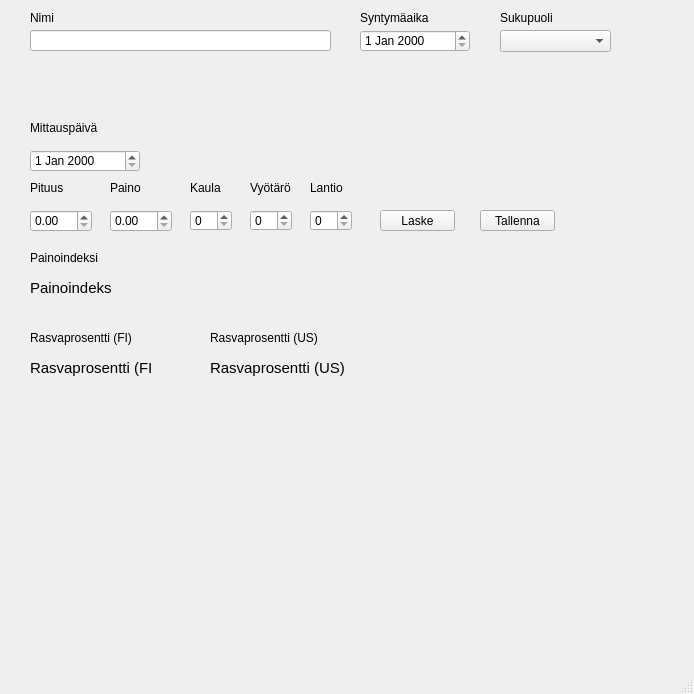
First picture: the form in main.ui, repository MariaRantanen/FitnessGUI, before the edit.
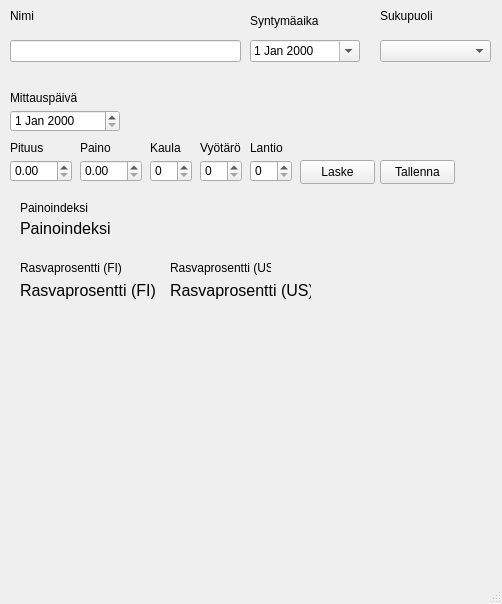
Second picture: the form after the edit.

```diff
--- a/main.ui
+++ b/main.ui
@@ -6,8 +6,8 @@
    <rect>
     <x>0</x>
     <y>0</y>
-    <width>694</width>
-    <height>694</height>
+    <width>502</width>
+    <height>604</height>
    </rect>
   </property>
   <property name="windowTitle">
@@ -17,597 +17,28 @@
    <widget class="QLineEdit" name="namelineEdit">
     <property name="geometry">
      <rect>
-      <x>30</x>
-      <y>30</y>
-      <width>301</width>
-      <height>21</height>
+      <x>10</x>
+      <y>40</y>
+      <width>231</width>
+      <height>22</height>
      </rect>
     </property>
-    <property name="palette">
-     <palette>
-      <active>
-       <colorrole role="WindowText">
-        <brush brushstyle="SolidPattern">
-         <color alpha="255">
-          <red>0</red>
-          <green>0</green>
-          <blue>0</blue>
-         </color>
-        </brush>
-       </colorrole>
-       <colorrole role="Button">
-        <brush brushstyle="SolidPattern">
-         <color alpha="255">
-          <red>240</red>
-          <green>240</green>
-          <blue>240</blue>
-         </color>
-        </brush>
-       </colorrole>
-       <colorrole role="Light">
-        <brush brushstyle="SolidPattern">
-         <color alpha="255">
-          <red>255</red>
-          <green>255</green>
-          <blue>255</blue>
-         </color>
-        </brush>
-       </colorrole>
-       <colorrole role="Midlight">
-        <brush brushstyle="SolidPattern">
-         <color alpha="255">
-          <red>227</red>
-          <green>227</green>
-          <blue>227</blue>
-         </color>
-        </brush>
-       </colorrole>
-       <colorrole role="Dark">
-        <brush brushstyle="SolidPattern">
-         <color alpha="255">
-          <red>160</red>
-          <green>160</green>
-          <blue>160</blue>
-         </color>
-        </brush>
-       </colorrole>
-       <colorrole role="Mid">
-        <brush brushstyle="SolidPattern">
-         <color alpha="255">
-          <red>160</red>
-          <green>160</green>
-          <blue>160</blue>
-         </color>
-        </brush>
-       </colorrole>
-       <colorrole role="Text">
-        <brush brushstyle="SolidPattern">
-         <color alpha="255">
-          <red>0</red>
-          <green>0</green>
-          <blue>0</blue>
-         </color>
-        </brush>
-       </colorrole>
-       <colorrole role="BrightText">
-        <brush brushstyle="SolidPattern">
-         <color alpha="255">
-          <red>255</red>
-          <green>255</green>
-          <blue>255</blue>
-         </color>
-        </brush>
-       </colorrole>
-       <colorrole role="ButtonText">
-        <brush brushstyle="SolidPattern">
-         <color alpha="255">
-          <red>0</red>
-          <green>0</green>
-          <blue>0</blue>
-         </color>
-        </brush>
-       </colorrole>
-       <colorrole role="Base">
-        <brush brushstyle="SolidPattern">
-         <color alpha="255">
-          <red>255</red>
-          <green>255</green>
-          <blue>255</blue>
-         </color>
-        </brush>
-       </colorrole>
-       <colorrole role="Window">
-        <brush brushstyle="SolidPattern">
-         <color alpha="255">
-          <red>240</red>
-          <green>240</green>
-          <blue>240</blue>
-         </color>
-        </brush>
-       </colorrole>
-       <colorrole role="Shadow">
-        <brush brushstyle="SolidPattern">
-         <color alpha="255">
-          <red>105</red>
-          <green>105</green>
-          <blue>105</blue>
-         </color>
-        </brush>
-       </colorrole>
-       <colorrole role="Highlight">
-        <brush brushstyle="SolidPattern">
-         <color alpha="255">
-          <red>0</red>
-          <green>120</green>
-          <blue>215</blue>
-         </color>
-        </brush>
-       </colorrole>
-       <colorrole role="HighlightedText">
-        <brush brushstyle="SolidPattern">
-         <color alpha="255">
-          <red>255</red>
-          <green>255</green>
-          <blue>255</blue>
-         </color>
-        </brush>
-       </colorrole>
-       <colorrole role="Link">
-        <brush brushstyle="SolidPattern">
-         <color alpha="255">
-          <red>0</red>
-          <green>0</green>
-          <blue>255</blue>
-         </color>
-        </brush>
-       </colorrole>
-       <colorrole role="LinkVisited">
-        <brush brushstyle="SolidPattern">
-         <color alpha="255">
-          <red>255</red>
-          <green>0</green>
-          <blue>255</blue>
-         </color>
-        </brush>
-       </colorrole>
-       <colorrole role="AlternateBase">
-        <brush brushstyle="SolidPattern">
-         <color alpha="255">
-          <red>245</red>
-          <green>245</green>
-          <blue>245</blue>
-         </color>
-        </brush>
-       </colorrole>
-       <colorrole role="NoRole">
-        <brush brushstyle="SolidPattern">
-         <color alpha="255">
-          <red>0</red>
-          <green>0</green>
-          <blue>0</blue>
-         </color>
-        </brush>
-       </colorrole>
-       <colorrole role="ToolTipBase">
-        <brush brushstyle="SolidPattern">
-         <color alpha="255">
-          <red>255</red>
-          <green>255</green>
-          <blue>220</blue>
-         </color>
-        </brush>
-       </colorrole>
-       <colorrole role="ToolTipText">
-        <brush brushstyle="SolidPattern">
-         <color alpha="255">
-          <red>0</red>
-          <green>0</green>
-          <blue>0</blue>
-         </color>
-        </brush>
-       </colorrole>
-       <colorrole role="PlaceholderText">
-        <brush brushstyle="SolidPattern">
-         <color alpha="255">
-          <red>0</red>
-          <green>0</green>
-          <blue>0</blue>
-         </color>
-        </brush>
-       </colorrole>
-      </active>
-      <inactive>
-       <colorrole role="WindowText">
-        <brush brushstyle="SolidPattern">
-         <color alpha="255">
-          <red>0</red>
-          <green>0</green>
-          <blue>0</blue>
-         </color>
-        </brush>
-       </colorrole>
-       <colorrole role="Button">
-        <brush brushstyle="SolidPattern">
-         <color alpha="255">
-          <red>240</red>
-          <green>240</green>
-          <blue>240</blue>
-         </color>
-        </brush>
-       </colorrole>
-       <colorrole role="Light">
-        <brush brushstyle="SolidPattern">
-         <color alpha="255">
-          <red>255</red>
-          <green>255</green>
-          <blue>255</blue>
-         </color>
-        </brush>
-       </colorrole>
-       <colorrole role="Midlight">
-        <brush brushstyle="SolidPattern">
-         <color alpha="255">
-          <red>227</red>
-          <green>227</green>
-          <blue>227</blue>
-         </color>
-        </brush>
-       </colorrole>
-       <colorrole role="Dark">
-        <brush brushstyle="SolidPattern">
-         <color alpha="255">
-          <red>160</red>
-          <green>160</green>
-          <blue>160</blue>
-         </color>
-        </brush>
-       </colorrole>
-       <colorrole role="Mid">
-        <brush brushstyle="SolidPattern">
-         <color alpha="255">
-          <red>160</red>
-          <green>160</green>
-          <blue>160</blue>
-         </color>
-        </brush>
-       </colorrole>
-       <colorrole role="Text">
-        <brush brushstyle="SolidPattern">
-         <color alpha="255">
-          <red>0</red>
-          <green>0</green>
-          <blue>0</blue>
-         </color>
-        </brush>
-       </colorrole>
-       <colorrole role="BrightText">
-        <brush brushstyle="SolidPattern">
-         <color alpha="255">
-          <red>255</red>
-          <green>255</green>
-          <blue>255</blue>
-         </color>
-        </brush>
-       </colorrole>
-       <colorrole role="ButtonText">
-        <brush brushstyle="SolidPattern">
-         <color alpha="255">
-          <red>0</red>
-          <green>0</green>
-          <blue>0</blue>
-         </color>
-        </brush>
-       </colorrole>
-       <colorrole role="Base">
-        <brush brushstyle="SolidPattern">
-         <color alpha="255">
-          <red>255</red>
-          <green>255</green>
-          <blue>255</blue>
-         </color>
-        </brush>
-       </colorrole>
-       <colorrole role="Window">
-        <brush brushstyle="SolidPattern">
-         <color alpha="255">
-          <red>240</red>
-          <green>240</green>
-          <blue>240</blue>
-         </color>
-        </brush>
-       </colorrole>
-       <colorrole role="Shadow">
-        <brush brushstyle="SolidPattern">
-         <color alpha="255">
-          <red>105</red>
-          <green>105</green>
-          <blue>105</blue>
-         </color>
-        </brush>
-       </colorrole>
-       <colorrole role="Highlight">
-        <brush brushstyle="SolidPattern">
-         <color alpha="255">
-          <red>240</red>
-          <green>240</green>
-          <blue>240</blue>
-         </color>
-        </brush>
-       </colorrole>
-       <colorrole role="HighlightedText">
-        <brush brushstyle="SolidPattern">
-         <color alpha="255">
-          <red>0</red>
-          <green>0</green>
-          <blue>0</blue>
-         </color>
-        </brush>
-       </colorrole>
-       <colorrole role="Link">
-        <brush brushstyle="SolidPattern">
-         <color alpha="255">
-          <red>0</red>
-          <green>0</green>
-          <blue>255</blue>
-         </color>
-        </brush>
-       </colorrole>
-       <colorrole role="LinkVisited">
-        <brush brushstyle="SolidPattern">
-         <color alpha="255">
-          <red>255</red>
-          <green>0</green>
-          <blue>255</blue>
-         </color>
-        </brush>
-       </colorrole>
-       <colorrole role="AlternateBase">
-        <brush brushstyle="SolidPattern">
-         <color alpha="255">
-          <red>245</red>
-          <green>245</green>
-          <blue>245</blue>
-         </color>
-        </brush>
-       </colorrole>
-       <colorrole role="NoRole">
-        <brush brushstyle="NoBrush">
-         <color alpha="255">
-          <red>0</red>
-          <green>0</green>
-          <blue>0</blue>
-         </color>
-        </brush>
-       </colorrole>
-       <colorrole role="ToolTipBase">
-        <brush brushstyle="SolidPattern">
-         <color alpha="255">
-          <red>255</red>
-          <green>255</green>
-          <blue>220</blue>
-         </color>
-        </brush>
-       </colorrole>
-       <colorrole role="ToolTipText">
-        <brush brushstyle="SolidPattern">
-         <color alpha="255">
-          <red>0</red>
-          <green>0</green>
-          <blue>0</blue>
-         </color>
-        </brush>
-       </colorrole>
-       <colorrole role="PlaceholderText">
-        <brush brushstyle="NoBrush">
-         <color alpha="255">
-          <red>0</red>
-          <green>0</green>
-          <blue>0</blue>
-         </color>
-        </brush>
-       </colorrole>
-      </inactive>
-      <disabled>
-       <colorrole role="WindowText">
-        <brush brushstyle="SolidPattern">
-         <color alpha="255">
-          <red>120</red>
-          <green>120</green>
-          <blue>120</blue>
-         </color>
-        </brush>
-       </colorrole>
-       <colorrole role="Button">
-        <brush brushstyle="SolidPattern">
-         <color alpha="255">
-          <red>240</red>
-          <green>240</green>
-          <blue>240</blue>
-         </color>
-        </brush>
-       </colorrole>
-       <colorrole role="Light">
-        <brush brushstyle="SolidPattern">
-         <color alpha="255">
-          <red>255</red>
-          <green>255</green>
-          <blue>255</blue>
-         </color>
-        </brush>
-       </colorrole>
-       <colorrole role="Midlight">
-        <brush brushstyle="SolidPattern">
-         <color alpha="255">
-          <red>247</red>
-          <green>247</green>
-          <blue>247</blue>
-         </color>
-        </brush>
-       </colorrole>
-       <colorrole role="Dark">
-        <brush brushstyle="SolidPattern">
-         <color alpha="255">
-          <red>160</red>
-          <green>160</green>
-          <blue>160</blue>
-         </color>
-        </brush>
-       </colorrole>
-       <colorrole role="Mid">
-        <brush brushstyle="SolidPattern">
-         <color alpha="255">
-          <red>160</red>
-          <green>160</green>
-          <blue>160</blue>
-         </color>
-        </brush>
-       </colorrole>
-       <colorrole role="Text">
-        <brush brushstyle="SolidPattern">
-         <color alpha="255">
-          <red>120</red>
-          <green>120</green>
-          <blue>120</blue>
-         </color>
-        </brush>
-       </colorrole>
-       <colorrole role="BrightText">
-        <brush brushstyle="SolidPattern">
-         <color alpha="255">
-          <red>255</red>
-          <green>255</green>
-          <blue>255</blue>
-         </color>
-        </brush>
-       </colorrole>
-       <colorrole role="ButtonText">
-        <brush brushstyle="SolidPattern">
-         <color alpha="255">
-          <red>120</red>
-          <green>120</green>
-          <blue>120</blue>
-         </color>
-        </brush>
-       </colorrole>
-       <colorrole role="Base">
-        <brush brushstyle="SolidPattern">
-         <color alpha="255">
-          <red>240</red>
-          <green>240</green>
-          <blue>240</blue>
-         </color>
-        </brush>
-       </colorrole>
-       <colorrole role="Window">
-        <brush brushstyle="SolidPattern">
-         <color alpha="255">
-          <red>240</red>
-          <green>240</green>
-          <blue>240</blue>
-         </color>
-        </brush>
-       </colorrole>
-       <colorrole role="Shadow">
-        <brush brushstyle="SolidPattern">
-         <color alpha="255">
-          <red>0</red>
-          <green>0</green>
-          <blue>0</blue>
-         </color>
-        </brush>
-       </colorrole>
-       <colorrole role="Highlight">
-        <brush brushstyle="SolidPattern">
-         <color alpha="255">
-          <red>0</red>
-          <green>120</green>
-          <blue>215</blue>
-         </color>
-        </brush>
-       </colorrole>
-       <colorrole role="HighlightedText">
-        <brush brushstyle="SolidPattern">
-         <color alpha="255">
-          <red>255</red>
-          <green>255</green>
-          <blue>255</blue>
-         </color>
-        </brush>
-       </colorrole>
-       <colorrole role="Link">
-        <brush brushstyle="SolidPattern">
-         <color alpha="255">
-          <red>0</red>
-          <green>0</green>
-          <blue>255</blue>
-         </color>
-        </brush>
-       </colorrole>
-       <colorrole role="LinkVisited">
-        <brush brushstyle="SolidPattern">
-         <color alpha="255">
-          <red>255</red>
-          <green>0</green>
-          <blue>255</blue>
-         </color>
-        </brush>
-       </colorrole>
-       <colorrole role="AlternateBase">
-        <brush brushstyle="SolidPattern">
-         <color alpha="255">
-          <red>245</red>
-          <green>245</green>
-          <blue>245</blue>
-         </color>
-        </brush>
-       </colorrole>
-       <colorrole role="NoRole">
-        <brush brushstyle="NoBrush">
-         <color alpha="255">
-          <red>0</red>
-          <green>0</green>
-          <blue>0</blue>
-         </color>
-        </brush>
-       </colorrole>
-       <colorrole role="ToolTipBase">
-        <brush brushstyle="SolidPattern">
-         <color alpha="255">
-          <red>255</red>
-          <green>255</green>
-          <blue>220</blue>
-         </color>
-        </brush>
-       </colorrole>
-       <colorrole role="ToolTipText">
-        <brush brushstyle="SolidPattern">
-         <color alpha="255">
-          <red>0</red>
-          <green>0</green>
-          <blue>0</blue>
-         </color>
-        </brush>
-       </colorrole>
-       <colorrole role="PlaceholderText">
-        <brush brushstyle="NoBrush">
-         <color alpha="255">
-          <red>0</red>
-          <green>0</green>
-          <blue>0</blue>
-         </color>
-        </brush>
-       </colorrole>
-      </disabled>
-     </palette>
+    <property name="font">
+     <font>
+      <pointsize>10</pointsize>
+     </font>
+    </property>
+    <property name="toolTip">
+     <string>&lt;html&gt;&lt;head/&gt;&lt;body&gt;&lt;p&gt;Syötä tähän oma nimesi&lt;/p&gt;&lt;/body&gt;&lt;/html&gt;</string>
     </property>
    </widget>
    <widget class="QLabel" name="namelabel">
     <property name="geometry">
      <rect>
-      <x>30</x>
-      <y>10</y>
+      <x>10</x>
+      <y>0</y>
       <width>49</width>
-      <height>16</height>
+      <height>31</height>
      </rect>
     </property>
     <property name="text">
@@ -617,8 +48,8 @@
    <widget class="QDateEdit" name="wighingDateEdit">
     <property name="geometry">
      <rect>
-      <x>30</x>
-      <y>150</y>
+      <x>10</x>
+      <y>110</y>
       <width>110</width>
       <height>22</height>
      </rect>
@@ -627,9 +58,9 @@
    <widget class="QLabel" name="MeasuringDateLabel">
     <property name="geometry">
      <rect>
-      <x>30</x>
-      <y>120</y>
-      <width>81</width>
+      <x>10</x>
+      <y>90</y>
+      <width>91</width>
       <height>16</height>
      </rect>
     </property>
@@ -640,28 +71,18 @@
    <widget class="QDoubleSpinBox" name="heightDoubleSpinBox">
     <property name="geometry">
      <rect>
-      <x>30</x>
-      <y>210</y>
+      <x>10</x>
+      <y>160</y>
       <width>62</width>
       <height>22</height>
      </rect>
     </property>
    </widget>
-   <widget class="QDoubleSpinBox" name="weightDoubleSpinBox">
+   <widget class="QLabel" name="label_2">
     <property name="geometry">
      <rect>
-      <x>110</x>
-      <y>210</y>
-      <width>62</width>
-      <height>22</height>
-     </rect>
-    </property>
-   </widget>
-   <widget class="QLabel" name="heightLabel">
-    <property name="geometry">
-     <rect>
-      <x>30</x>
-      <y>180</y>
+      <x>10</x>
+      <y>140</y>
       <width>49</width>
       <height>16</height>
      </rect>
@@ -670,11 +91,21 @@
      <string>Pituus</string>
     </property>
    </widget>
-   <widget class="QLabel" name="weightLabel">
+   <widget class="QDoubleSpinBox" name="weightSpinBox">
     <property name="geometry">
      <rect>
-      <x>110</x>
-      <y>180</y>
+      <x>80</x>
+      <y>160</y>
+      <width>62</width>
+      <height>22</height>
+     </rect>
+    </property>
+   </widget>
+   <widget class="QLabel" name="label_3">
+    <property name="geometry">
+     <rect>
+      <x>80</x>
+      <y>140</y>
       <width>49</width>
       <height>16</height>
      </rect>
@@ -686,38 +117,38 @@
    <widget class="QSpinBox" name="neckSpinBox">
     <property name="geometry">
      <rect>
-      <x>190</x>
-      <y>210</y>
+      <x>150</x>
+      <y>160</y>
       <width>42</width>
-      <height>21</height>
+      <height>22</height>
      </rect>
     </property>
    </widget>
    <widget class="QSpinBox" name="waistSpinBox">
     <property name="geometry">
      <rect>
+      <x>200</x>
+      <y>160</y>
+      <width>42</width>
+      <height>22</height>
+     </rect>
+    </property>
+   </widget>
+   <widget class="QSpinBox" name="hipSpinBox">
+    <property name="geometry">
+     <rect>
       <x>250</x>
-      <y>210</y>
+      <y>160</y>
       <width>42</width>
-      <height>21</height>
+      <height>22</height>
      </rect>
     </property>
    </widget>
-   <widget class="QSpinBox" name="hipsSpinBox">
+   <widget class="QLabel" name="label_4">
     <property name="geometry">
      <rect>
-      <x>310</x>
-      <y>210</y>
-      <width>42</width>
-      <height>21</height>
-     </rect>
-    </property>
-   </widget>
-   <widget class="QLabel" name="neckLabel">
-    <property name="geometry">
-     <rect>
-      <x>190</x>
-      <y>180</y>
+      <x>150</x>
+      <y>140</y>
       <width>49</width>
       <height>16</height>
      </rect>
@@ -729,8 +160,8 @@
    <widget class="QLabel" name="waistLabel">
     <property name="geometry">
      <rect>
-      <x>250</x>
-      <y>180</y>
+      <x>200</x>
+      <y>140</y>
       <width>49</width>
       <height>16</height>
      </rect>
@@ -742,8 +173,8 @@
    <widget class="QLabel" name="hipsLabel">
     <property name="geometry">
      <rect>
-      <x>310</x>
-      <y>180</y>
+      <x>250</x>
+      <y>140</y>
       <width>49</width>
       <height>16</height>
      </rect>
@@ -755,10 +186,10 @@
    <widget class="QPushButton" name="calculateButton">
     <property name="geometry">
      <rect>
-      <x>380</x>
-      <y>210</y>
+      <x>300</x>
+      <y>160</y>
       <width>75</width>
-      <height>21</height>
+      <height>24</height>
      </rect>
     </property>
     <property name="text">
@@ -768,124 +199,34 @@
    <widget class="QPushButton" name="SaveButton">
     <property name="geometry">
      <rect>
-      <x>480</x>
-      <y>210</y>
+      <x>380</x>
+      <y>160</y>
       <width>75</width>
-      <height>21</height>
+      <height>24</height>
      </rect>
     </property>
     <property name="text">
      <string>Tallenna</string>
     </property>
    </widget>
-   <widget class="QDateEdit" name="bDDateEdit">
+   <widget class="QLabel" name="label_7">
     <property name="geometry">
      <rect>
-      <x>360</x>
-      <y>30</y>
-      <width>110</width>
-      <height>22</height>
-     </rect>
-    </property>
-   </widget>
-   <widget class="QLabel" name="bDLabel">
-    <property name="geometry">
-     <rect>
-      <x>360</x>
-      <y>10</y>
-      <width>81</width>
-      <height>16</height>
-     </rect>
-    </property>
-    <property name="text">
-     <string>Syntymäaika</string>
-    </property>
-   </widget>
-   <widget class="QLabel" name="bmiBox">
-    <property name="geometry">
-     <rect>
-      <x>30</x>
-      <y>280</y>
-      <width>81</width>
-      <height>16</height>
-     </rect>
-    </property>
-    <property name="font">
-     <font>
-      <pointsize>11</pointsize>
-     </font>
-    </property>
-    <property name="text">
-     <string>Painoindeksi</string>
-    </property>
-   </widget>
-   <widget class="QLabel" name="fatProsFiBox">
-    <property name="geometry">
-     <rect>
-      <x>30</x>
-      <y>360</y>
+      <x>250</x>
+      <y>0</y>
       <width>121</width>
-      <height>16</height>
+      <height>41</height>
      </rect>
     </property>
-    <property name="font">
-     <font>
-      <pointsize>11</pointsize>
-     </font>
-    </property>
     <property name="text">
-     <string>Rasvaprosentti (FI)</string>
-    </property>
-   </widget>
-   <widget class="QLabel" name="fatProsUsBox">
-    <property name="geometry">
-     <rect>
-      <x>210</x>
-      <y>360</y>
-      <width>141</width>
-      <height>16</height>
-     </rect>
-    </property>
-    <property name="font">
-     <font>
-      <pointsize>11</pointsize>
-     </font>
-    </property>
-    <property name="text">
-     <string>Rasvaprosentti (US)</string>
-    </property>
-   </widget>
-   <widget class="QLabel" name="BmiLabel">
-    <property name="geometry">
-     <rect>
-      <x>30</x>
-      <y>250</y>
-      <width>81</width>
-      <height>16</height>
-     </rect>
-    </property>
-    <property name="text">
-     <string>Painoindeksi</string>
-    </property>
-   </widget>
-   <widget class="QLabel" name="FatProsFiLabel">
-    <property name="geometry">
-     <rect>
-      <x>30</x>
-      <y>330</y>
-      <width>111</width>
-      <height>16</height>
-     </rect>
-    </property>
-    <property name="text">
-     <string>Rasvaprosentti (FI)</string>
+     <string>Syntymäaika</string>
     </property>
    </widget>
    <widget class="QComboBox" name="genderComboBox">
     <property name="geometry">
      <rect>
-      <x>500</x>
-      <y>30</y>
+      <x>380</x>
+      <y>40</y>
       <width>111</width>
       <height>22</height>
      </rect>
@@ -893,33 +234,136 @@
     <property name="placeholderText">
      <string>Valitse sukupuoli</string>
     </property>
+    <item>
+     <property name="text">
+      <string>Mies</string>
+     </property>
+    </item>
+    <item>
+     <property name="text">
+      <string>Nainen</string>
+     </property>
+    </item>
    </widget>
    <widget class="QLabel" name="FatProsUsLabel">
     <property name="geometry">
      <rect>
-      <x>210</x>
-      <y>330</y>
-      <width>111</width>
+      <x>20</x>
+      <y>220</y>
+      <width>101</width>
       <height>16</height>
      </rect>
     </property>
+    <property name="font">
+     <font>
+      <pointsize>12</pointsize>
+     </font>
+    </property>
     <property name="text">
+     <string>Painoindeksi</string>
+    </property>
+   </widget>
+   <widget class="QLabel" name="fatFiLabel">
+    <property name="geometry">
+     <rect>
+      <x>20</x>
+      <y>280</y>
+      <width>141</width>
+      <height>21</height>
+     </rect>
+    </property>
+    <property name="font">
+     <font>
+      <pointsize>12</pointsize>
+     </font>
+    </property>
+    <property name="text">
+     <string>Rasvaprosentti (FI)</string>
+    </property>
+   </widget>
+   <widget class="QLabel" name="fatUsLabel">
+    <property name="geometry">
+     <rect>
+      <x>170</x>
+      <y>280</y>
+      <width>141</width>
+      <height>21</height>
+     </rect>
+    </property>
+    <property name="font">
+     <font>
+      <pointsize>12</pointsize>
+     </font>
+    </property>
+    <property name="text">
      <string>Rasvaprosentti (US)</string>
     </property>
    </widget>
    <widget class="QLabel" name="genderlabel">
     <property name="geometry">
      <rect>
-      <x>500</x>
-      <y>10</y>
-      <width>61</width>
+      <x>20</x>
+      <y>200</y>
+      <width>81</width>
       <height>16</height>
+     </rect>
+    </property>
+    <property name="text">
+     <string>Painoindeksi</string>
+    </property>
+   </widget>
+   <widget class="QLabel" name="label_12">
+    <property name="geometry">
+     <rect>
+      <x>20</x>
+      <y>260</y>
+      <width>101</width>
+      <height>16</height>
+     </rect>
+    </property>
+    <property name="text">
+     <string>Rasvaprosentti (FI)</string>
+    </property>
+   </widget>
+   <widget class="QLabel" name="label_13">
+    <property name="geometry">
+     <rect>
+      <x>170</x>
+      <y>260</y>
+      <width>101</width>
+      <height>16</height>
+     </rect>
+    </property>
+    <property name="text">
+     <string>Rasvaprosentti (US)</string>
+    </property>
+   </widget>
+   <widget class="QLabel" name="label_14">
+    <property name="geometry">
+     <rect>
+      <x>380</x>
+      <y>0</y>
+      <width>91</width>
+      <height>31</height>
      </rect>
     </property>
     <property name="text">
      <string>Sukupuoli</string>
     </property>
    </widget>
+   <widget class="QDateEdit" name="dateEdit">
+    <property name="geometry">
+     <rect>
+      <x>250</x>
+      <y>40</y>
+      <width>110</width>
+      <height>22</height>
+     </rect>
+    </property>
+    <property name="calendarPopup">
+     <bool>true</bool>
+    </property>
+   </widget>
   </widget>
   <widget class="QMenuBar" name="menubar">
    <property name="geometry">
```
Left out of the diff: 27 changed lines with no effect on the pictures.
